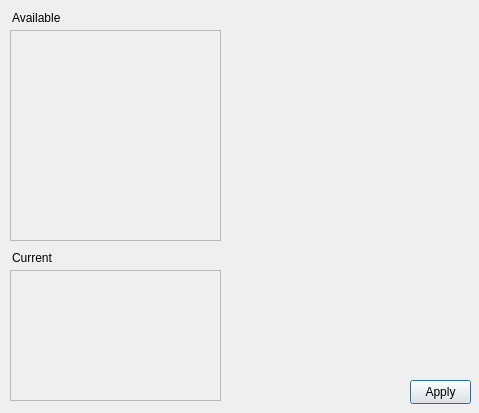
The window that App/form_indicator.ui (lnheinrich8/NeuralNetBuilder) describes before a commit, drawn with Qt 5.
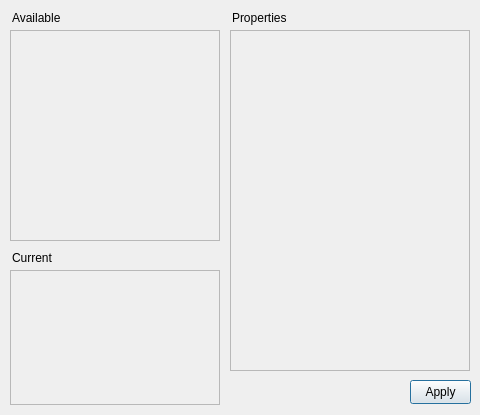
The same window after the commit.

```diff
--- a/App/form_indicator.ui
+++ b/App/form_indicator.ui
@@ -6,10 +6,28 @@
    <rect>
     <x>0</x>
     <y>0</y>
-    <width>479</width>
-    <height>413</height>
+    <width>480</width>
+    <height>415</height>
    </rect>
   </property>
+  <property name="sizePolicy">
+   <sizepolicy hsizetype="Minimum" vsizetype="Minimum">
+    <horstretch>0</horstretch>
+    <verstretch>0</verstretch>
+   </sizepolicy>
+  </property>
+  <property name="minimumSize">
+   <size>
+    <width>480</width>
+    <height>415</height>
+   </size>
+  </property>
+  <property name="maximumSize">
+   <size>
+    <width>480</width>
+    <height>415</height>
+   </size>
+  </property>
   <property name="windowTitle">
    <string>Indicators</string>
   </property>
@@ -18,7 +36,7 @@
     <rect>
      <x>10</x>
      <y>30</y>
-     <width>211</width>
+     <width>210</width>
      <height>211</height>
     </rect>
    </property>
@@ -30,7 +48,7 @@
      <rect>
       <x>0</x>
       <y>0</y>
-      <width>209</width>
+      <width>208</width>
       <height>209</height>
      </rect>
     </property>
@@ -54,8 +72,8 @@
     <rect>
      <x>10</x>
      <y>270</y>
-     <width>211</width>
-     <height>131</height>
+     <width>210</width>
+     <height>135</height>
     </rect>
    </property>
    <property name="widgetResizable">
@@ -66,8 +84,8 @@
      <rect>
       <x>0</x>
       <y>0</y>
-      <width>209</width>
-      <height>129</height>
+      <width>208</width>
+      <height>133</height>
      </rect>
     </property>
    </widget>
@@ -98,6 +116,54 @@
     <string>Apply</string>
    </property>
   </widget>
+  <widget class="QScrollArea" name="properties_area">
+   <property name="geometry">
+    <rect>
+     <x>230</x>
+     <y>30</y>
+     <width>240</width>
+     <height>341</height>
+    </rect>
+   </property>
+   <property name="sizePolicy">
+    <sizepolicy hsizetype="Preferred" vsizetype="Preferred">
+     <horstretch>0</horstretch>
+     <verstretch>0</verstretch>
+    </sizepolicy>
+   </property>
+   <property name="minimumSize">
+    <size>
+     <width>24</width>
+     <height>0</height>
+    </size>
+   </property>
+   <property name="widgetResizable">
+    <bool>true</bool>
+   </property>
+   <widget class="QWidget" name="layerCustomizationWidget_3">
+    <property name="geometry">
+     <rect>
+      <x>0</x>
+      <y>0</y>
+      <width>238</width>
+      <height>339</height>
+     </rect>
+    </property>
+   </widget>
+  </widget>
+  <widget class="QLabel" name="properties_label">
+   <property name="geometry">
+    <rect>
+     <x>232</x>
+     <y>10</y>
+     <width>61</width>
+     <height>16</height>
+    </rect>
+   </property>
+   <property name="text">
+    <string>Properties</string>
+   </property>
+  </widget>
  </widget>
  <resources/>
  <connections/>
```
